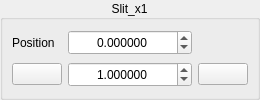
slsdetectorgroup/motorControlSoftware, file Gui/forms/form_motorwidget.ui: the form before one commit.
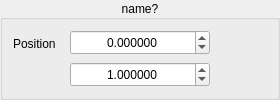
The form after the commit. Icons and pictures are not drawn.

```diff
--- a/Gui/forms/form_motorwidget.ui
+++ b/Gui/forms/form_motorwidget.ui
@@ -6,7 +6,7 @@
    <rect>
     <x>0</x>
     <y>0</y>
-    <width>260</width>
+    <width>280</width>
     <height>100</height>
    </rect>
   </property>
@@ -18,13 +18,13 @@
   </property>
   <property name="minimumSize">
    <size>
-    <width>260</width>
+    <width>280</width>
     <height>100</height>
    </size>
   </property>
   <property name="maximumSize">
    <size>
-    <width>260</width>
+    <width>280</width>
     <height>100</height>
    </size>
   </property>
@@ -171,23 +171,17 @@
       </font>
      </property>
      <property name="title">
-      <string>Slit_x1</string>
+      <string>name?</string>
      </property>
      <property name="alignment">
       <set>Qt::AlignCenter</set>
      </property>
      <property name="flat">
-      <bool>true</bool>
+      <bool>false</bool>
      </property>
-     <layout class="QGridLayout" name="gridGroupBox">
-      <property name="margin">
-       <number>9</number>
-      </property>
-      <property name="verticalSpacing">
-       <number>6</number>
-      </property>
-      <item row="1" column="2">
-       <widget class="QPushButton" name="pushLeft">
+     <layout class="QGridLayout" name="gridGroupbox">
+      <item row="0" column="0">
+       <widget class="QLabel" name="lblPosition">
         <property name="sizePolicy">
          <sizepolicy hsizetype="Fixed" vsizetype="Fixed">
           <horstretch>0</horstretch>
@@ -197,51 +191,41 @@
         <property name="minimumSize">
          <size>
           <width>50</width>
-          <height>22</height>
+          <height>30</height>
          </size>
         </property>
         <property name="maximumSize">
          <size>
           <width>50</width>
-          <height>16777215</height>
+          <height>30</height>
          </size>
         </property>
         <property name="focusPolicy">
          <enum>Qt::NoFocus</enum>
         </property>
         <property name="text">
-         <string/>
+         <string>Position</string>
         </property>
-        <property name="icon">
-         <iconset resource="../include/icons.qrc">
-          <normaloff>:/icons/images/minusImage.png</normaloff>:/icons/images/minusImage.png</iconset>
-        </property>
-        <property name="iconSize">
-         <size>
-          <width>45</width>
-          <height>20</height>
-         </size>
-        </property>
        </widget>
       </item>
-      <item row="1" column="4">
-       <widget class="QPushButton" name="pushRight">
+      <item row="0" column="2">
+       <widget class="QPushButton" name="pushCal">
         <property name="sizePolicy">
          <sizepolicy hsizetype="Fixed" vsizetype="Fixed">
-          <horstretch>50</horstretch>
-          <verstretch>22</verstretch>
+          <horstretch>0</horstretch>
+          <verstretch>0</verstretch>
          </sizepolicy>
         </property>
         <property name="minimumSize">
          <size>
-          <width>50</width>
-          <height>22</height>
+          <width>40</width>
+          <height>30</height>
          </size>
         </property>
         <property name="maximumSize">
          <size>
-          <width>50</width>
-          <height>16777215</height>
+          <width>40</width>
+          <height>30</height>
          </size>
         </property>
         <property name="focusPolicy">
@@ -256,79 +240,35 @@
         </property>
         <property name="iconSize">
          <size>
-          <width>45</width>
-          <height>20</height>
+          <width>24</width>
+          <height>24</height>
          </size>
         </property>
-       </widget>
-      </item>
-      <item row="0" column="4">
-       <spacer name="horizontalSpacer_3">
-        <property name="sizePolicy">
-         <sizepolicy hsizetype="Fixed" vsizetype="Minimum">
-          <horstretch>0</horstretch>
-          <verstretch>0</verstretch>
-         </sizepolicy>
+        <property name="checkable">
+         <bool>true</bool>
         </property>
-        <property name="orientation">
-         <enum>Qt::Horizontal</enum>
+        <property name="flat">
+         <bool>true</bool>
         </property>
-        <property name="sizeType">
-         <enum>QSizePolicy::Fixed</enum>
-        </property>
-        <property name="sizeHint" stdset="0">
-         <size>
-          <width>50</width>
-          <height>25</height>
-         </size>
-        </property>
-       </spacer>
-      </item>
-      <item row="1" column="3">
-       <widget class="QDoubleSpinBox" name="spinRelative">
-        <property name="minimumSize">
-         <size>
-          <width>0</width>
-          <height>25</height>
-         </size>
-        </property>
-        <property name="maximumSize">
-         <size>
-          <width>16777215</width>
-          <height>25</height>
-         </size>
-        </property>
-        <property name="alignment">
-         <set>Qt::AlignCenter</set>
-        </property>
-        <property name="keyboardTracking">
-         <bool>false</bool>
-        </property>
-        <property name="decimals">
-         <number>6</number>
-        </property>
-        <property name="minimum">
-         <double>0.000000000000000</double>
-        </property>
-        <property name="maximum">
-         <double>999999.999998999992386</double>
-        </property>
-        <property name="value">
-         <double>1.000000000000000</double>
-        </property>
        </widget>
       </item>
-      <item row="0" column="3">
+      <item row="0" column="1">
        <widget class="QDoubleSpinBox" name="spinAbsolute">
+        <property name="sizePolicy">
+         <sizepolicy hsizetype="Fixed" vsizetype="Fixed">
+          <horstretch>0</horstretch>
+          <verstretch>0</verstretch>
+         </sizepolicy>
+        </property>
         <property name="minimumSize">
          <size>
-          <width>0</width>
+          <width>140</width>
           <height>25</height>
          </size>
         </property>
         <property name="maximumSize">
          <size>
-          <width>16777215</width>
+          <width>140</width>
           <height>25</height>
          </size>
         </property>
@@ -355,16 +295,125 @@
         </property>
        </widget>
       </item>
-      <item row="0" column="2">
-       <widget class="QLabel" name="lblPosition">
+      <item row="1" column="1">
+       <widget class="QDoubleSpinBox" name="spinRelative">
         <property name="sizePolicy">
-         <sizepolicy hsizetype="Ignored" vsizetype="Ignored">
+         <sizepolicy hsizetype="Fixed" vsizetype="Fixed">
           <horstretch>0</horstretch>
           <verstretch>0</verstretch>
          </sizepolicy>
         </property>
+        <property name="minimumSize">
+         <size>
+          <width>140</width>
+          <height>25</height>
+         </size>
+        </property>
+        <property name="maximumSize">
+         <size>
+          <width>140</width>
+          <height>25</height>
+         </size>
+        </property>
+        <property name="alignment">
+         <set>Qt::AlignCenter</set>
+        </property>
+        <property name="keyboardTracking">
+         <bool>false</bool>
+        </property>
+        <property name="decimals">
+         <number>6</number>
+        </property>
+        <property name="minimum">
+         <double>-999999.000000000000000</double>
+        </property>
+        <property name="maximum">
+         <double>999999.999998999992386</double>
+        </property>
+        <property name="value">
+         <double>1.000000000000000</double>
+        </property>
+       </widget>
+      </item>
+      <item row="1" column="2">
+       <widget class="QPushButton" name="pushRight">
+        <property name="sizePolicy">
+         <sizepolicy hsizetype="Fixed" vsizetype="Fixed">
+          <horstretch>0</horstretch>
+          <verstretch>0</verstretch>
+         </sizepolicy>
+        </property>
+        <property name="minimumSize">
+         <size>
+          <width>50</width>
+          <height>30</height>
+         </size>
+        </property>
+        <property name="maximumSize">
+         <size>
+          <width>50</width>
+          <height>30</height>
+         </size>
+        </property>
         <property name="text">
-         <string>Position</string>
+         <string/>
+        </property>
+        <property name="icon">
+         <iconset resource="../include/icons.qrc">
+          <normaloff>:/icons/images/plusImage.png</normaloff>:/icons/images/plusImage.png</iconset>
+        </property>
+        <property name="iconSize">
+         <size>
+          <width>50</width>
+          <height>30</height>
+         </size>
+        </property>
+        <property name="checkable">
+         <bool>true</bool>
+        </property>
+        <property name="flat">
+         <bool>true</bool>
+        </property>
+       </widget>
+      </item>
+      <item row="1" column="0">
+       <widget class="QPushButton" name="pushLeft">
+        <property name="sizePolicy">
+         <sizepolicy hsizetype="Fixed" vsizetype="Fixed">
+          <horstretch>0</horstretch>
+          <verstretch>0</verstretch>
+         </sizepolicy>
+        </property>
+        <property name="minimumSize">
+         <size>
+          <width>50</width>
+          <height>30</height>
+         </size>
+        </property>
+        <property name="maximumSize">
+         <size>
+          <width>50</width>
+          <height>30</height>
+         </size>
+        </property>
+        <property name="text">
+         <string/>
+        </property>
+        <property name="icon">
+         <iconset resource="../include/icons.qrc">
+          <normaloff>:/icons/images/minusImage.png</normaloff>:/icons/images/minusImage.png</iconset>
+        </property>
+        <property name="iconSize">
+         <size>
+          <width>50</width>
+          <height>30</height>
+         </size>
+        </property>
+        <property name="checkable">
+         <bool>true</bool>
+        </property>
+        <property name="flat">
+         <bool>true</bool>
         </property>
        </widget>
       </item>
```
Left out of the diff: 8 changed lines with no effect on the pictures.
